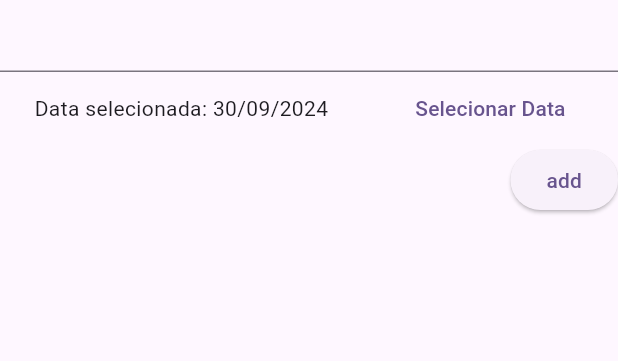
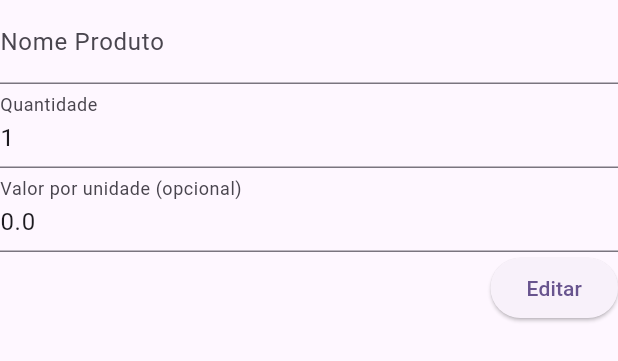
Before and after one commit to Tworres/super_lista_TCC, a Flutter app: the ListaDeCompraItemForm widget shown alone on an empty page, opened directly with empty values, on a phone screen of 412 x 824 dp. Shown: the top 361 px of the screen. Run offline on Flutter 3.47's test engine with Material 3 defaults, Android fonts, the phone set to English and light mode, and no system bars; our stand-ins replace firebase_core; accounts and stored records are empty.

```diff
--- a/lib/blocs/lista_de_compra_item_form.dart
+++ b/lib/blocs/lista_de_compra_item_form.dart
@@ -1,38 +1,32 @@
 import 'package:flutter/material.dart';
 import 'package:intl/intl.dart';
+import 'package:super_lista/modals/lista_de_compra_item.dart';
 
 class ListaDeCompraItemForm extends StatefulWidget {
-  final Function(String? titulo, DateTime? data) onSubmit;
-  const ListaDeCompraItemForm({super.key, required this.onSubmit});
+  final ListaDeCompraItem listaDeCompraItem;
+  final Function(String titulo, int quantidade, double valor, ListaDeCompraItem item) onSubmit;
+
+  ListaDeCompraItemForm({super.key, required this.listaDeCompraItem, required this.onSubmit});
 
   @override
   State<ListaDeCompraItemForm> createState() => _ListaDeCompraItemFormState();
 }
 
 class _ListaDeCompraItemFormState extends State<ListaDeCompraItemForm> {
-  final _tituloController = TextEditingController();
-  DateTime? _selectedDate = DateTime.now();
+  late TextEditingController _tituloController;
+  late TextEditingController _quantidadeController;
+  late TextEditingController _valorController;
 
-  _showDatePicker() {
-    showDatePicker(
-      context: context,
-      firstDate: DateTime.now(),
-      lastDate: DateTime.now().add(const Duration(days: 360)),
-      initialDate: DateTime.now(),
-    ).then((pickedDate) {
-      if (pickedDate != null) {
-        setState(() {
-          _selectedDate = pickedDate;
-        });
-      }
-    });
+  void initState() {
+    super.initState();
+
+    _tituloController = TextEditingController(text: widget.listaDeCompraItem.titulo ?? '');
+    _quantidadeController = TextEditingController(text: "${widget.listaDeCompraItem.quantidade}");
+    _valorController = TextEditingController(text: "${widget.listaDeCompraItem.valor ?? ''}");
   }
 
   _submitForm() {
-    final titulo = _tituloController.text;
-
-    widget.onSubmit(titulo, _selectedDate);
-
+    widget.onSubmit(_tituloController.text, int.tryParse(_valorController.text) ?? 1, double.tryParse(_valorController.text) ?? 0.0, widget.listaDeCompraItem);
     Navigator.of(context).pop();
   }
 
@@ -41,20 +35,31 @@ class _ListaDeCompraItemFormState extends State<ListaDeCompraItemForm> {
     return Column(
       children: [
         TextField(
+          decoration: const InputDecoration(label: Text('Nome Produto')),
           controller: _tituloController,
         ),
-        Row(
-          mainAxisAlignment: MainAxisAlignment.spaceAround,
-          children: [
-            if (_selectedDate == null) Text('Nenhuma data selecionada'),
-            if (_selectedDate != null) Text('Data selecionada: ' + DateFormat('dd/MM/y').format(_selectedDate!)),
-            TextButton(onPressed: _showDatePicker, child: Text('Selecionar Data')),
-          ],
+        TextField(
+          decoration: const InputDecoration(label: Text('Quantidade')),
+          keyboardType: TextInputType.number,
+          controller: _quantidadeController,
         ),
+        TextField(
+          decoration: const InputDecoration(label: Text('Valor por unidade (opcional)')),
+          keyboardType: TextInputType.number,
+          controller: _valorController,
+        ),
+        // Row(
+        //   mainAxisAlignment: MainAxisAlignment.spaceAround,
+        //   children: [
+        //     if (_selectedDate == null) Text('Nenhuma data selecionada'),
+        //     if (_selectedDate != null) Text('Data selecionada: ' + DateFormat('dd/MM/y').format(_selectedDate!)),
+        //     TextButton(onPressed: _showDatePicker, child: Text('Selecionar Data')),
+        //   ],
+        // ),
         Row(
           mainAxisAlignment: MainAxisAlignment.end,
           children: [
-            ElevatedButton(onPressed: _submitForm, child: const Text('add')),
+            ElevatedButton(onPressed: _submitForm, child: const Text('Editar')),
           ],
         )
       ],
--- a/lib/modals/lista_de_compra_item.dart
+++ b/lib/modals/lista_de_compra_item.dart
@@ -1,20 +1,20 @@
 class ListaDeCompraItem {
-  final int id;
-  final int listaDeCompraId;
-  final String? titulo;
-  final bool isConcluido;
-  final DateTime? concluidoEm;
-  final DateTime? criadoEm;
-  final int quantidade;
-  final double? valor;
+  int id;
+  int listaDeCompraId;
+  String? titulo;
+  bool isConcluido;
+  DateTime? concluidoEm;
+  DateTime criadoEm;
+  int quantidade;
+  double? valor;
 
   ListaDeCompraItem({
     required this.id,
     required this.listaDeCompraId,
+    required this.criadoEm,
     this.titulo,
     this.isConcluido = false,
     this.concluidoEm,
-    this.criadoEm,
     this.quantidade = 1,
     this.valor,
   });
--- a/pubspec.yaml
+++ b/pubspec.yaml
@@ -38,6 +38,7 @@ dependencies:
   # The following adds the Cupertino Icons font to your application.
   # Use with the CupertinoIcons class for iOS style icons.
   cupertino_icons: ^1.0.8
+  firebase_core: ^3.5.0
 
 dev_dependencies:
   flutter_test:
```
Also changed, not shown: database.rules.json (added, +7 -0 lines), lib/main.dart (+10 -1 lines), lib/screens/lista_compra_itens_screen.dart (+44 -7 lines), firebase.json (added), lib/firebase_options.dart (added), pubspec.lock, 8 other files.
